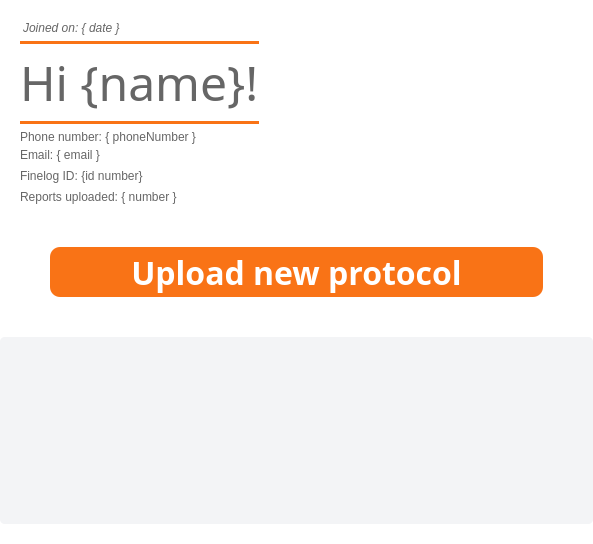
This is userpanel.ui in Ph4sm4/FinelogApp as Qt 5 draws it before an edit. The edited form follows.
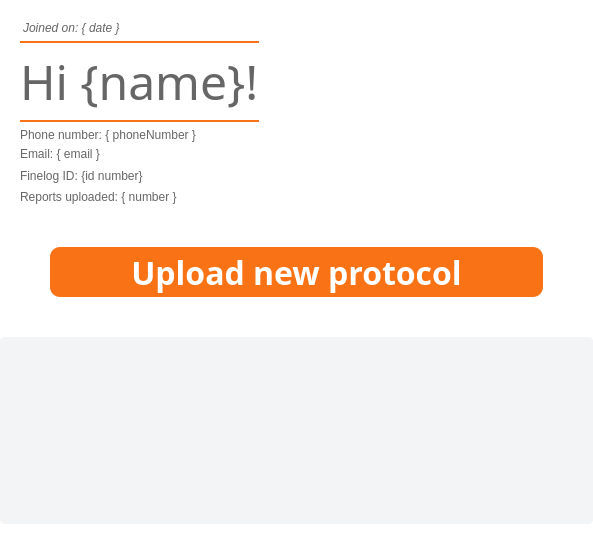
This is the edited form. Icons and pictures are not drawn.

```diff
--- a/userpanel.ui
+++ b/userpanel.ui
@@ -150,8 +150,8 @@
               <string notr="true">QLabel {
 background: transparent;
 color: rgb(102, 102, 102);
-border-bottom: 3px solid rgb(249, 115, 22);
-border-top: 3px solid rgb(249, 115, 22);
+border-bottom: 2px solid rgb(249, 115, 22);
+border-top: 2px solid rgb(249, 115, 22);
 padding: 5px 0;
 }</string>
              </property>
```
Left out of the diff: 2 changed lines with no effect on the pictures.
